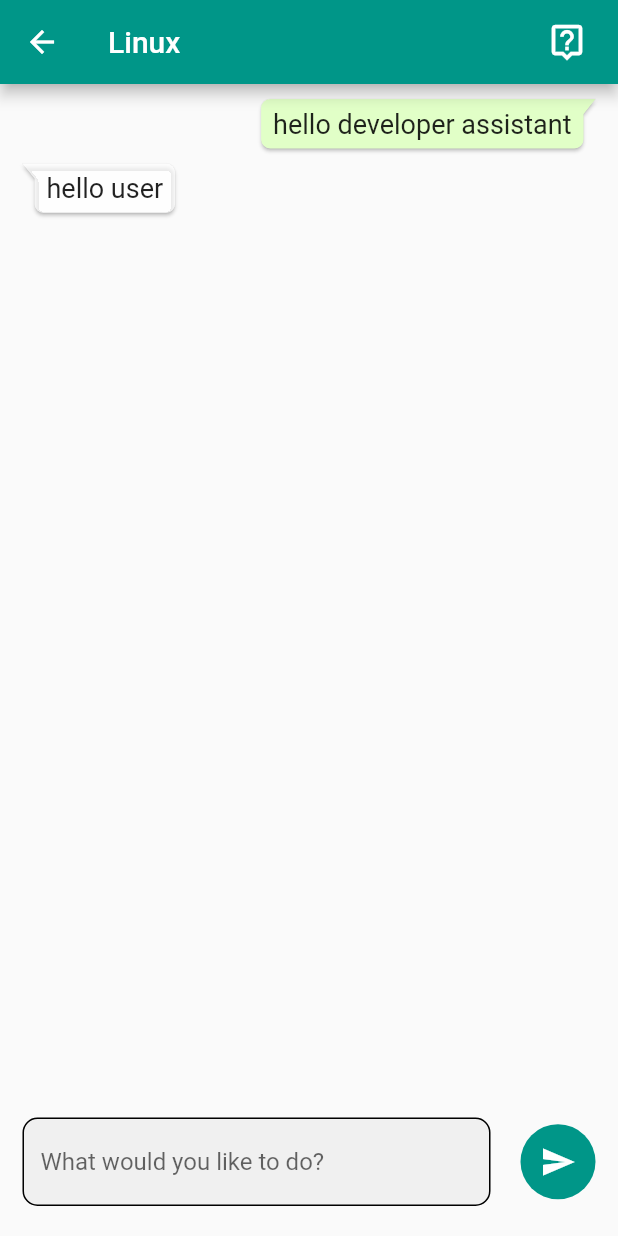
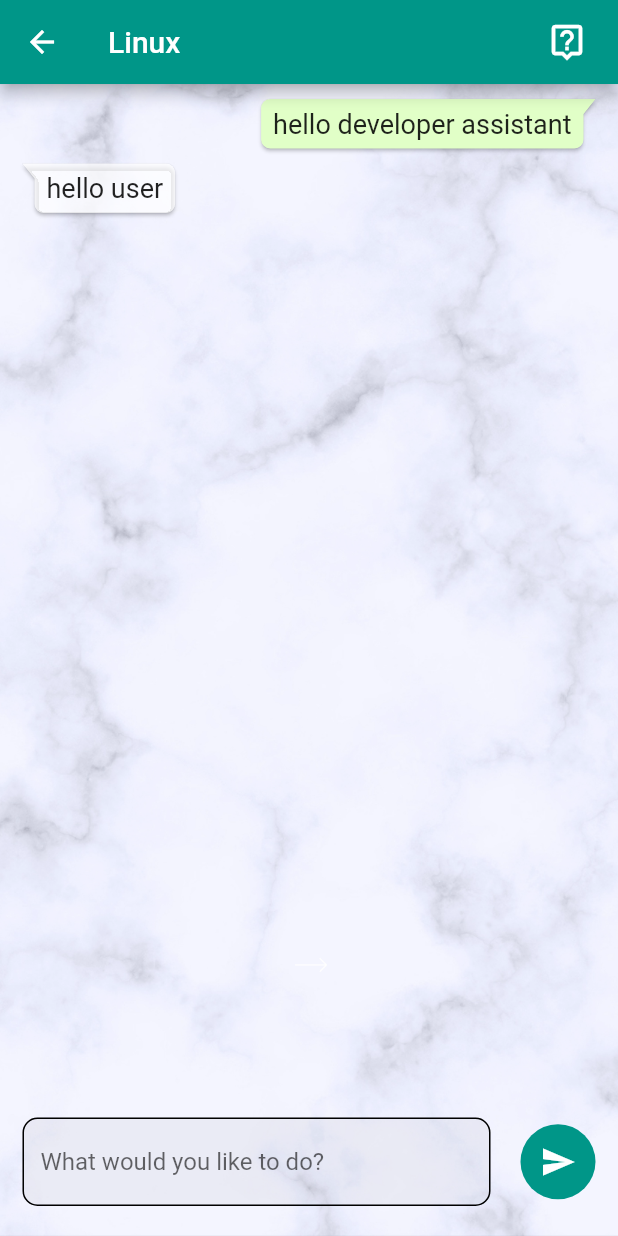
Before and after one commit to snapsid/Developer-Assistant, a Flutter app: the MyLinux screen opened by its route, on a phone screen of 412 x 824 dp. Run offline on Flutter 3.47's test engine with Material 2 defaults, Android fonts, the phone set to English and light mode, and no system bars; drawn by our look-alikes of bubble; our stand-ins replace flutter_highlight, flutter_slidable, fluttertoast, modal_progress_hud; missing offline and left inert: code_text_field, highlight, vertical_card_pager.

Commit message:
bg linux image added

```diff
--- a/app/developer_assistant/developer_assistant/lib/linux.dart
+++ b/app/developer_assistant/developer_assistant/lib/linux.dart
@@ -200,6 +200,12 @@ class _MyLinuxState extends State<MyLinux> {
           ],
         ),
         body: Container(
+          decoration: BoxDecoration(
+            image: DecorationImage(
+              image: AssetImage('assets/bg_chat.png'),
+              fit: BoxFit.cover,
+            ),
+          ),
           child: Column(
             mainAxisAlignment: MainAxisAlignment.center,
             crossAxisAlignment: CrossAxisAlignment.center,
```
Also changed, not shown: app/developer_assistant/developer_assistant/assets/bg_chat.png (added).
